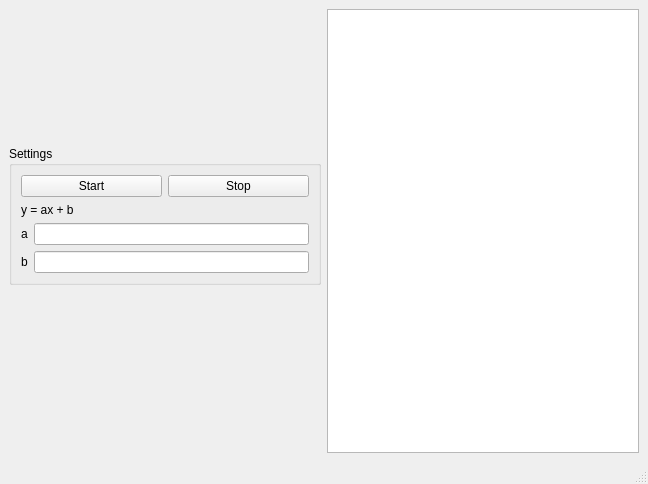
Old version of the form mainwindow.ui in the repository Eiji127/QThreadSample.
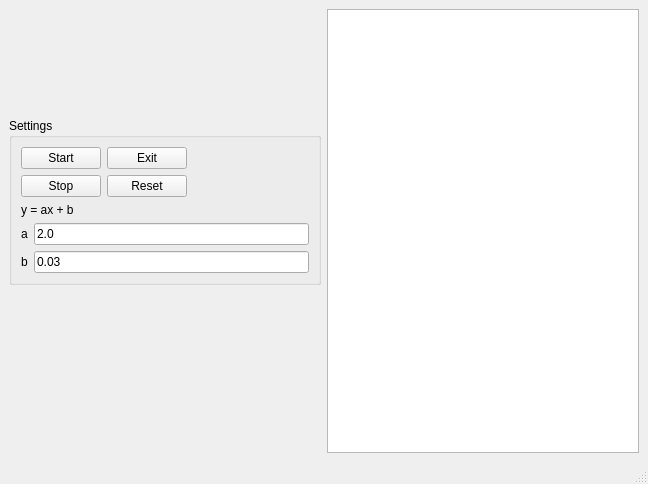
New version of the form.

Commit message: [Update]:by using QCoreApplication::processEvents() method, plot straight line in the graph

```diff
--- a/mainwindow.ui
+++ b/mainwindow.ui
@@ -10,13 +10,19 @@
     <height>484</height>
    </rect>
   </property>
+  <property name="sizePolicy">
+   <sizepolicy hsizetype="Minimum" vsizetype="Minimum">
+    <horstretch>0</horstretch>
+    <verstretch>0</verstretch>
+   </sizepolicy>
+  </property>
   <property name="windowTitle">
    <string>MainWindow</string>
   </property>
   <widget class="QWidget" name="centralwidget">
-   <layout class="QHBoxLayout" name="horizontalLayout_4">
+   <layout class="QHBoxLayout" name="horizontalLayout_3">
     <item>
-     <layout class="QHBoxLayout" name="horizontalLayout_3">
+     <layout class="QHBoxLayout" name="horizontalLayout_2">
       <item>
        <layout class="QVBoxLayout" name="verticalLayout_2">
         <item>
@@ -43,25 +49,60 @@
           <property name="title">
            <string>Settings</string>
           </property>
-          <layout class="QHBoxLayout" name="horizontalLayout_2">
+          <layout class="QHBoxLayout" name="horizontalLayout">
            <item>
             <layout class="QVBoxLayout" name="verticalLayout">
              <item>
-              <layout class="QHBoxLayout" name="horizontalLayout">
-               <item>
-                <widget class="QPushButton" name="pushButton">
+              <layout class="QFormLayout" name="formLayout_2">
+               <property name="fieldGrowthPolicy">
+                <enum>QFormLayout::FieldsStayAtSizeHint</enum>
+               </property>
+               <item row="0" column="0">
+                <widget class="QPushButton" name="startPlotButton">
+                 <property name="sizePolicy">
+                  <sizepolicy hsizetype="Expanding" vsizetype="Expanding">
+                   <horstretch>0</horstretch>
+                   <verstretch>0</verstretch>
+                  </sizepolicy>
+                 </property>
                  <property name="text">
                   <string>Start</string>
                  </property>
                 </widget>
                </item>
-               <item>
+               <item row="0" column="1">
                 <widget class="QPushButton" name="pushButton_2">
+                 <property name="sizePolicy">
+                  <sizepolicy hsizetype="Expanding" vsizetype="Fixed">
+                   <horstretch>0</horstretch>
+                   <verstretch>0</verstretch>
+                  </sizepolicy>
+                 </property>
+                 <property name="text">
+                  <string>Exit</string>
+                 </property>
+                </widget>
+               </item>
+               <item row="1" column="0">
+                <widget class="QPushButton" name="stopPlotButton">
+                 <property name="sizePolicy">
+                  <sizepolicy hsizetype="Expanding" vsizetype="Fixed">
+                   <horstretch>0</horstretch>
+                   <verstretch>0</verstretch>
+                  </sizepolicy>
+                 </property>
                  <property name="text">
                   <string>Stop</string>
                  </property>
                 </widget>
                </item>
+               <item row="1" column="1">
+                <widget class="QPushButton" name="pushButton_4">
+                 <property name="text">
+                  <string>Reset</string>
+                 </property>
+                </widget>
+               </item>
               </layout>
              </item>
              <item>
@@ -81,7 +122,11 @@
                 </widget>
                </item>
                <item row="0" column="1">
-                <widget class="QLineEdit" name="aLineEdit"/>
+                <widget class="QLineEdit" name="aLineEdit">
+                 <property name="text">
+                  <string>2.0</string>
+                 </property>
+                </widget>
                </item>
                <item row="1" column="0">
                 <widget class="QLabel" name="label_2">
@@ -91,7 +136,11 @@
                 </widget>
                </item>
                <item row="1" column="1">
-                <widget class="QLineEdit" name="bLineEdit"/>
+                <widget class="QLineEdit" name="bLineEdit">
+                 <property name="text">
+                  <string>0.03</string>
+                 </property>
+                </widget>
                </item>
               </layout>
              </item>
```
The commit also changes 2 other files.
